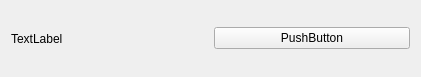
First picture: the form in sources/SongItem.ui, repository nichilum/nimamp, before the edit.
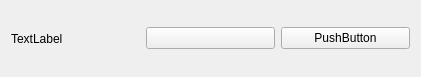
Second picture: the form after the edit. Icons and pictures are not drawn.

Commit message: play button for songs

The edit to the form file:
```diff
--- a/sources/SongItem.ui
+++ b/sources/SongItem.ui
@@ -24,7 +24,18 @@
       </widget>
      </item>
      <item>
-      <widget class="QPushButton" name="pushButton">
+      <widget class="QPushButton" name="playButton">
+       <property name="text">
+        <string/>
+       </property>
+       <property name="icon">
+        <iconset>
+         <normaloff>../resources/play.svg</normaloff>../resources/play.svg</iconset>
+       </property>
+      </widget>
+     </item>
+     <item>
+      <widget class="QPushButton" name="deleteButton">
        <property name="text">
         <string>PushButton</string>
        </property>
```
The commit also changes 1 other file.
